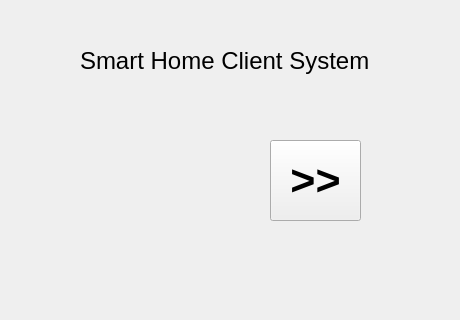
Qt form startform.ui (Rabenda/mqtt_show_data_client) before a commit.
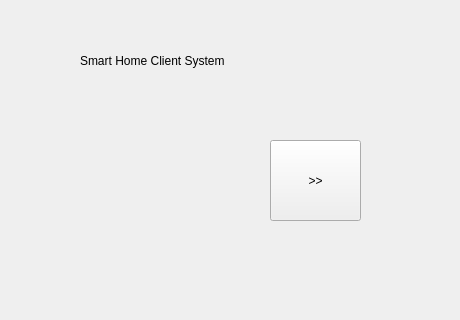
The same form after that commit. Icons and pictures are not drawn.

Commit message: ui rm font size

What changed in the file:
```diff
--- a/startform.ui
+++ b/startform.ui
@@ -22,13 +22,6 @@
      <height>81</height>
     </rect>
    </property>
-   <property name="font">
-    <font>
-     <pointsize>32</pointsize>
-     <weight>75</weight>
-     <bold>true</bold>
-    </font>
-   </property>
    <property name="focusPolicy">
     <enum>Qt::StrongFocus</enum>
    </property>
@@ -44,12 +37,6 @@
    <property name="text">
     <string>&gt;&gt;</string>
    </property>
-   <property name="iconSize">
-    <size>
-     <width>64</width>
-     <height>64</height>
-    </size>
-   </property>
   </widget>
   <widget class="QLabel" name="label_2">
    <property name="geometry">
@@ -60,11 +47,6 @@
      <height>41</height>
     </rect>
    </property>
-   <property name="font">
-    <font>
-     <pointsize>18</pointsize>
-    </font>
-   </property>
    <property name="text">
     <string>Smart Home Client System</string>
    </property>
```
The commit also changes 4 other files.
